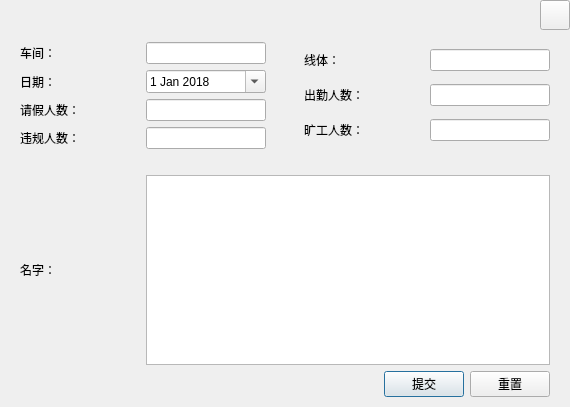
The window that DailyWorkPage/attendanceadd.ui (huang4095/dailyWork) describes before a commit, drawn with Qt 5.
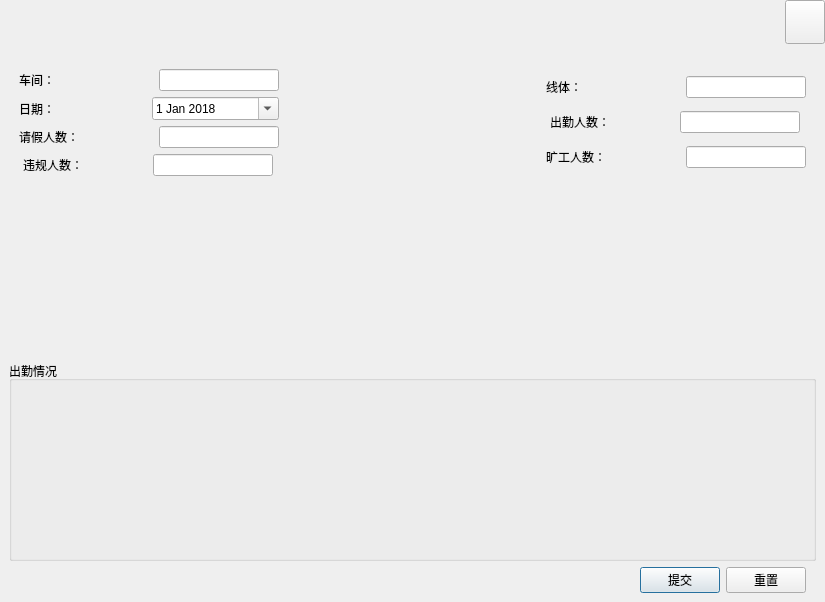
The same window after the commit.

Patch:
```diff
--- a/DailyWorkPage/attendanceadd.ui
+++ b/DailyWorkPage/attendanceadd.ui
@@ -6,14 +6,14 @@
    <rect>
     <x>0</x>
     <y>0</y>
-    <width>570</width>
-    <height>407</height>
+    <width>825</width>
+    <height>602</height>
    </rect>
   </property>
   <property name="windowTitle">
    <string>Dialog</string>
   </property>
-  <layout class="QVBoxLayout" name="verticalLayout_4">
+  <layout class="QVBoxLayout" name="verticalLayout_4" stretch="1,10">
    <property name="leftMargin">
     <number>0</number>
    </property>
@@ -97,18 +97,6 @@
    <item>
     <widget class="QWidget" name="widget" native="true">
      <layout class="QVBoxLayout" name="verticalLayout_3">
-      <property name="leftMargin">
-       <number>10</number>
-      </property>
-      <property name="topMargin">
-       <number>0</number>
-      </property>
-      <property name="rightMargin">
-       <number>10</number>
-      </property>
-      <property name="bottomMargin">
-       <number>10</number>
-      </property>
       <item>
        <layout class="QHBoxLayout" name="horizontalLayout_6">
         <property name="leftMargin">
@@ -356,40 +344,17 @@
        </spacer>
       </item>
       <item>
-       <layout class="QHBoxLayout" name="horizontalLayout_11">
-        <property name="leftMargin">
-         <number>10</number>
+       <widget class="QGroupBox" name="groupBox">
+        <property name="minimumSize">
+         <size>
+          <width>200</width>
+          <height>200</height>
+         </size>
         </property>
-        <property name="rightMargin">
-         <number>10</number>
+        <property name="title">
+         <string>出勤情况</string>
         </property>
-        <item>
-         <widget class="QLabel" name="label_10">
-          <property name="minimumSize">
-           <size>
-            <width>120</width>
-            <height>0</height>
-           </size>
-          </property>
-          <property name="maximumSize">
-           <size>
-            <width>120</width>
-            <height>16777215</height>
-           </size>
-          </property>
-          <property name="text">
-           <string>名字：</string>
-          </property>
-         </widget>
-        </item>
-        <item>
-         <widget class="QTextEdit" name="TE_namelist">
-          <property name="toolTip">
-           <string>&lt;html&gt;&lt;head/&gt;&lt;body&gt;&lt;p&gt;请输入请假，旷工，违规人员名字&lt;/p&gt;&lt;/body&gt;&lt;/html&gt;</string>
-          </property>
-         </widget>
-        </item>
-       </layout>
+       </widget>
       </item>
       <item>
        <layout class="QHBoxLayout" name="horizontalLayout_13">
```
